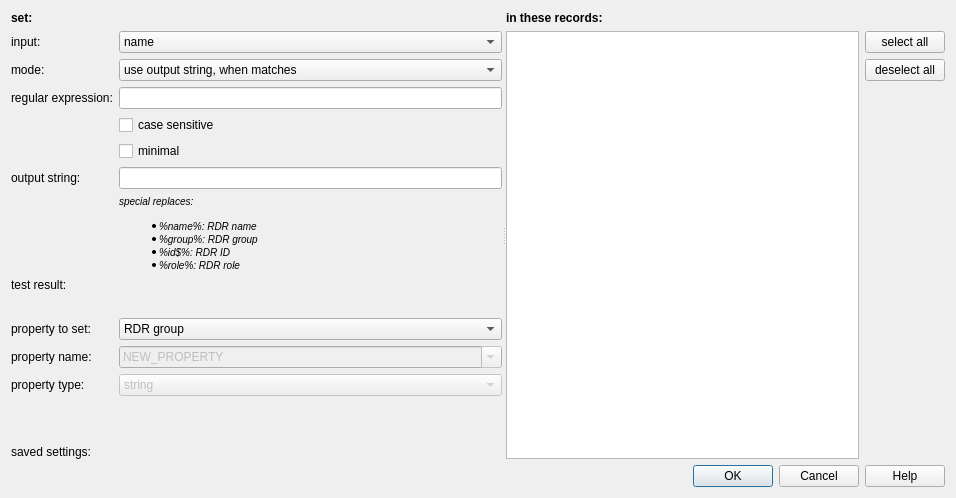
Qt form application/dlgsetrdrpropertybyregexp.ui (jkriege2/QuickFit3) before a commit.
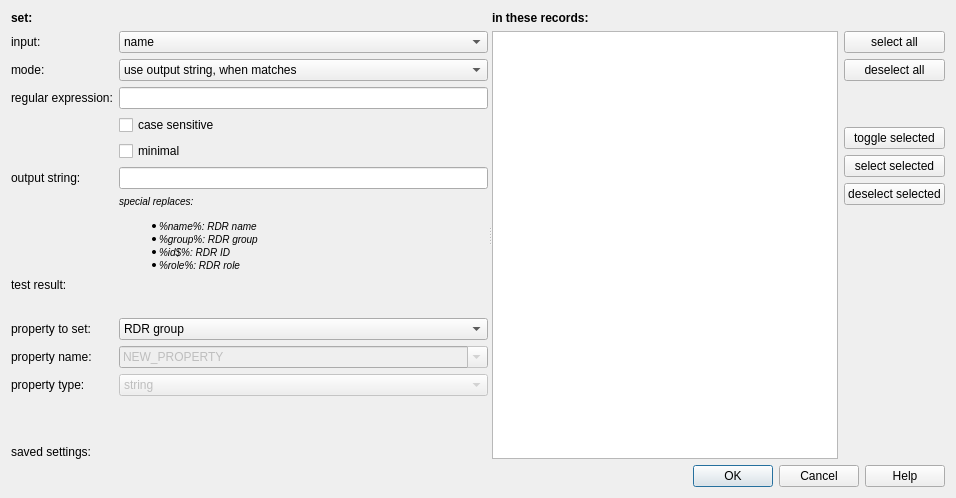
The same form after that commit. Custom widgets are drawn as their Qt base class.

The edit to the form file:
```diff
--- a/application/dlgsetrdrpropertybyregexp.ui
+++ b/application/dlgsetrdrpropertybyregexp.ui
@@ -25,7 +25,7 @@
      <property name="orientation">
       <enum>Qt::Horizontal</enum>
      </property>
-     <widget class="QWidget" name="">
+     <widget class="QWidget" name="layoutWidget">
       <layout class="QVBoxLayout" name="verticalLayout_2">
        <item>
         <layout class="QHBoxLayout" name="horizontalLayout" stretch="0">
@@ -311,7 +311,7 @@
        </item>
       </layout>
      </widget>
-     <widget class="QWidget" name="">
+     <widget class="QWidget" name="layoutWidget">
       <layout class="QGridLayout" name="gridLayout">
        <item row="0" column="0">
         <widget class="QLabel" name="label_8">
@@ -343,6 +343,43 @@
            </property>
           </widget>
          </item>
+         <item>
+          <spacer name="verticalSpacer_3">
+           <property name="orientation">
+            <enum>Qt::Vertical</enum>
+           </property>
+           <property name="sizeType">
+            <enum>QSizePolicy::Fixed</enum>
+           </property>
+           <property name="sizeHint" stdset="0">
+            <size>
+             <width>20</width>
+             <height>40</height>
+            </size>
+           </property>
+          </spacer>
+         </item>
+         <item>
+          <widget class="QPushButton" name="btnToggled">
+           <property name="text">
+            <string>toggle selected</string>
+           </property>
+          </widget>
+         </item>
+         <item>
+          <widget class="QPushButton" name="btnSelSel">
+           <property name="text">
+            <string>select selected</string>
+           </property>
+          </widget>
+         </item>
+         <item>
+          <widget class="QPushButton" name="btnDeselSel">
+           <property name="text">
+            <string>deselect selected</string>
+           </property>
+          </widget>
+         </item>
          <item>
           <spacer name="verticalSpacer">
            <property name="orientation">
```
